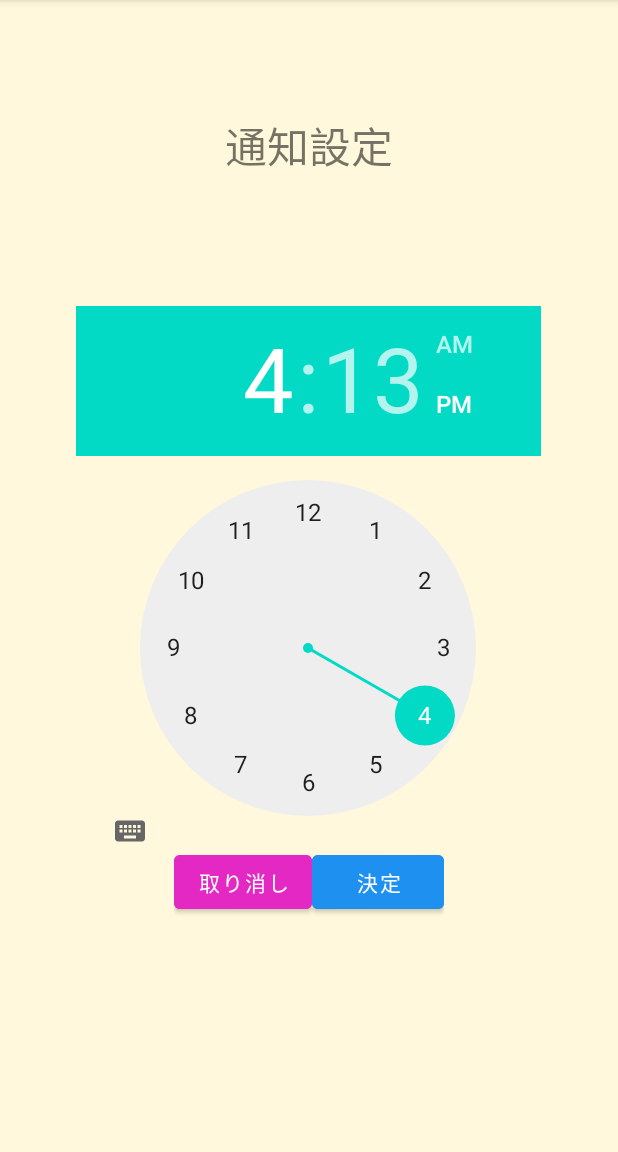
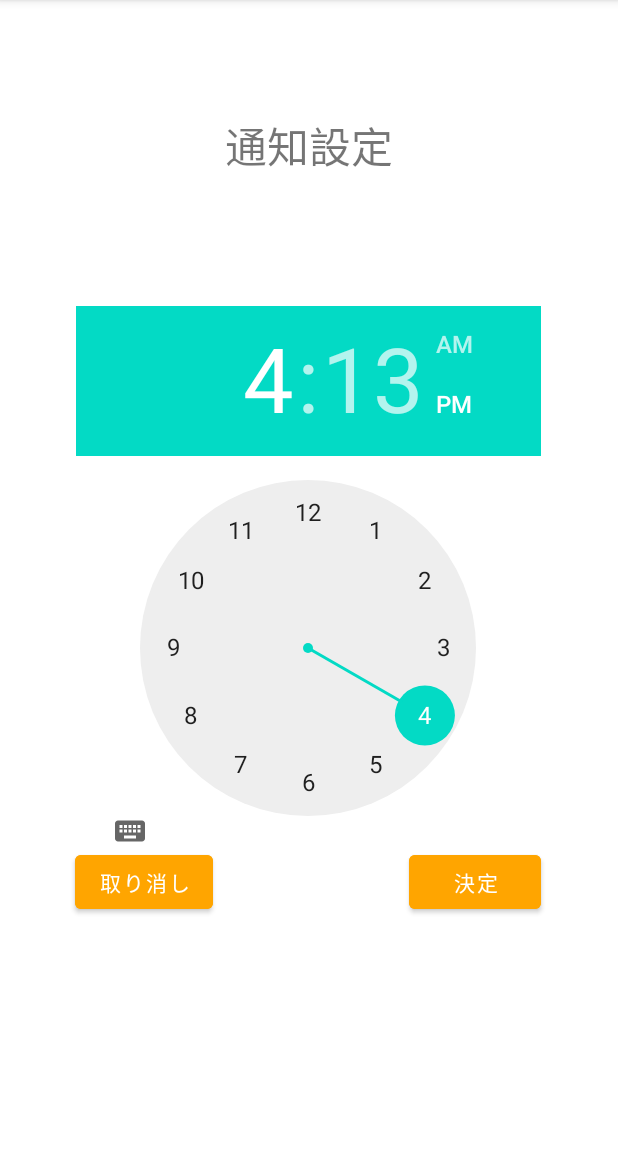
Before and after one commit to wataso26/OmoshiroRecycle, an Android app: the TimePickerDialogActivity screen opened directly, with no data from a screen before it, on a phone screen of 412 x 824 dp, the part 84-1236 px from its top. Run offline under Robolectric (Android 15) with nearby library versions, the phone set to English and light mode, and no system bars; Roboto replaces fonts that are not available here.

Commit message:
"配色をオレンジに統一した"

```diff
--- a/app/src/main/java/app/wataso_/watanabe/omoshirorecycle/MainActivity.kt
+++ b/app/src/main/java/app/wataso_/watanabe/omoshirorecycle/MainActivity.kt
@@ -30,6 +30,7 @@ class MainActivity : AppCompatActivity() {
 
     //recyclerView
     override fun onCreate(savedInstanceState: Bundle?) {
+
         super.onCreate(savedInstanceState)
         setTheme(R.style.Theme_OmoshiroRecycle)
         setContentView(R.layout.activity_main)
@@ -227,8 +228,9 @@ class MainActivity : AppCompatActivity() {
             recyclerView.adapter=freeadapter
             Log.d(TAG,book.toString())
         }
+    }
 
-    }
+
     //オーバーフローメニューを押した時に画面が遷移する
     override fun onOptionsItemSelected(item: MenuItem): Boolean {
 
@@ -261,5 +263,6 @@ class MainActivity : AppCompatActivity() {
                 ?: return@executeTransaction
             task.deleteFromRealm()
         }
+
     }
 }
--- a/app/src/main/res/drawable/backgroung_circle.xml
+++ b/app/src/main/res/drawable/backgroung_circle.xml
@@ -3,7 +3,7 @@
 
     <item>
         <shape android:shape="oval">
-            <solid android:color="#22c853"/>
+            <solid android:color="#ffa500"/>
         </shape>
     </item>
 
--- a/app/src/main/res/layout/phrase_custom_dialog.xml
+++ b/app/src/main/res/layout/phrase_custom_dialog.xml
@@ -3,7 +3,7 @@
     xmlns:tools="http://schemas.android.com/tools"
     android:layout_width="match_parent"
     android:layout_height="match_parent"
-    android:background="#fff8dc"
+    android:background="#FFFFFF"
     xmlns:app="http://schemas.android.com/apk/res-auto">
 
     <TextView
@@ -76,9 +76,9 @@
         android:id="@+id/cancel_button"
         android:layout_width="wrap_content"
         android:layout_height="wrap_content"
-        android:backgroundTint="#EC407A"
+        android:backgroundTint="#ffa500"
         android:text="戻る"
-        android:textColor="#ffff"
+        android:textColor="#FFFFFF"
         app:layout_constraintEnd_toEndOf="parent"
         app:layout_constraintStart_toStartOf="parent"
         app:layout_constraintTop_toBottomOf="@+id/ratingRadioGroup" />
--- a/app/src/main/res/layout/setting.xml
+++ b/app/src/main/res/layout/setting.xml
@@ -6,7 +6,7 @@
     android:layout_height="match_parent"
     android:orientation="vertical"
     tools:context=".TimePickerDialogActivity"
-    android:background="#fff8dc"
+    android:background="#FFFFFF"
     android:gravity="center">
 
     <androidx.constraintlayout.widget.ConstraintLayout
@@ -35,28 +35,28 @@
             app:layout_constraintStart_toStartOf="parent"
             app:layout_constraintTop_toTopOf="parent" />
 
-        <LinearLayout
-            android:layout_width="wrap_content"
-            android:layout_height="wrap_content"
-            app:layout_constraintEnd_toEndOf="parent"
-            app:layout_constraintStart_toStartOf="parent"
-            app:layout_constraintTop_toBottomOf="@+id/TimeP">
 
         <Button
             android:id="@+id/とりけし"
             android:layout_width="wrap_content"
             android:layout_height="wrap_content"
-                android:backgroundTint="#E328C4"
-                android:text="取り消し" />
+            android:backgroundTint="#ffa500"
+            android:text="取り消し"
+            app:layout_constraintEnd_toEndOf="parent"
+            app:layout_constraintHorizontal_bias="0.157"
+            app:layout_constraintStart_toStartOf="parent"
+            app:layout_constraintTop_toBottomOf="@+id/TimeP" />
 
         <Button
             android:id="@+id/Set"
             android:layout_width="wrap_content"
             android:layout_height="wrap_content"
-                android:backgroundTint="#1e90ef"
+            android:backgroundTint="#ffa500"
             android:text="決定"
-                />
-        </LinearLayout>
+            app:layout_constraintEnd_toEndOf="parent"
+            app:layout_constraintHorizontal_bias="0.842"
+            app:layout_constraintStart_toStartOf="parent"
+            app:layout_constraintTop_toBottomOf="@+id/TimeP" />
 
     </androidx.constraintlayout.widget.ConstraintLayout>
 
```
Also changed, not shown: app/src/main/res/layout/activity_main.xml (+7 -7 lines), app/src/main/res/layout/sabu.xml (+6 -6 lines), app/src/main/res/layout/toko.xml (+3 -6 lines). Lines whose indentation alone changed are shown as unchanged.
